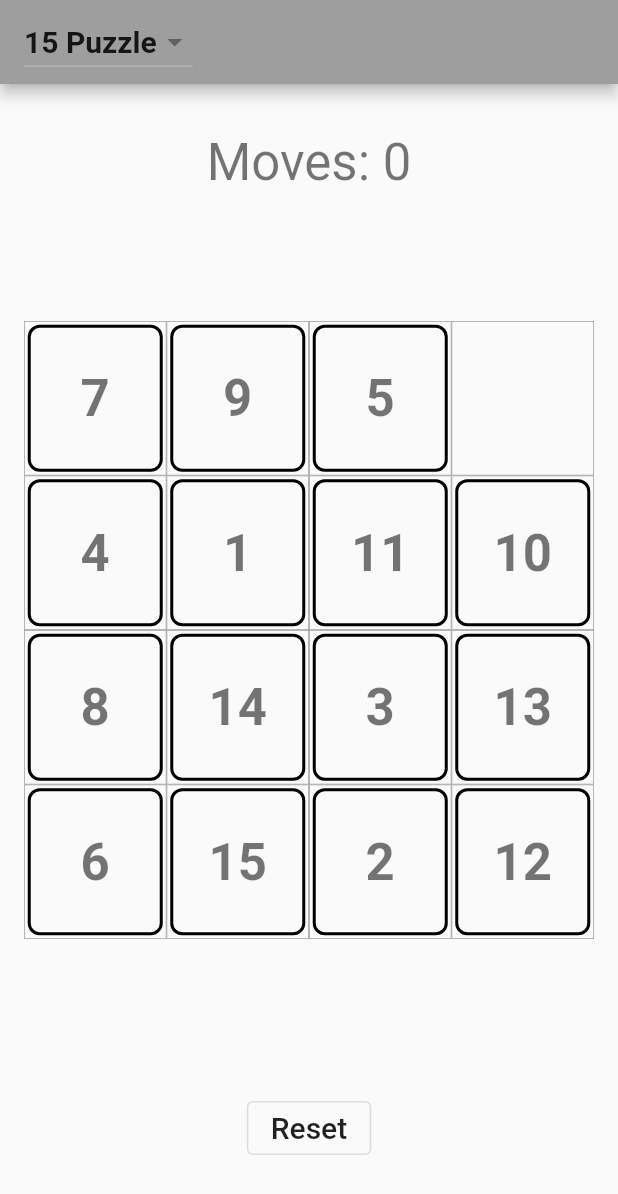
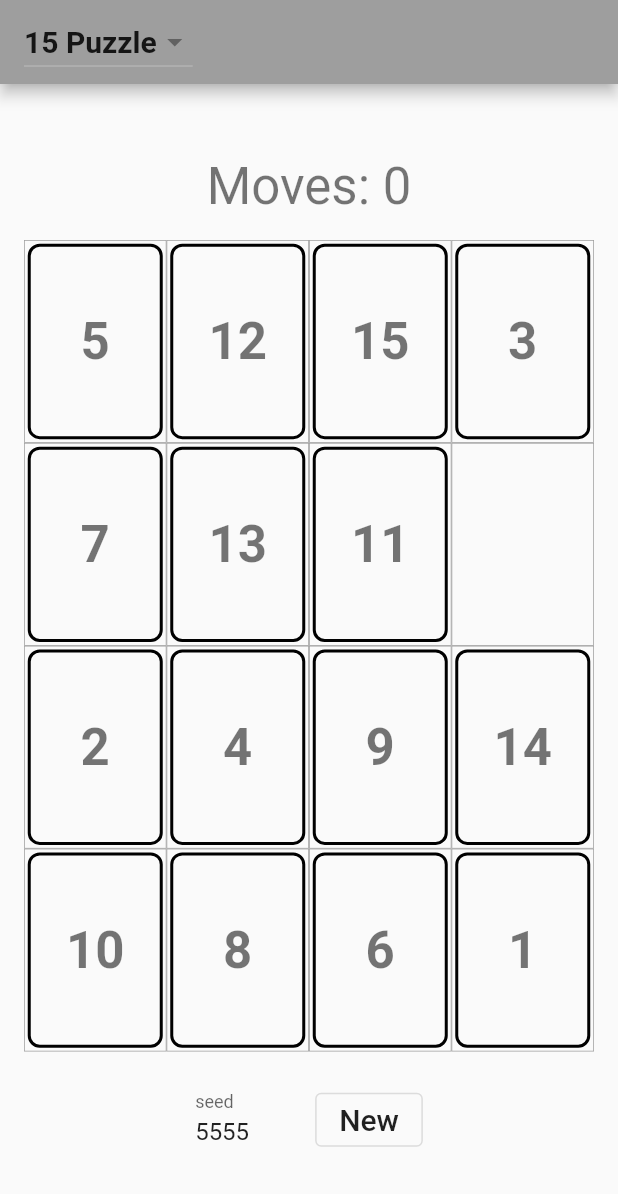
Before and after one commit to RyochanUedasan/fifteen_puzzle, a Flutter app: the screen it shows after launch, on a phone screen of 412 x 824 dp. Shown: the top 1194 px of the screen. Run offline on Flutter 3.47's test engine with Material 2 defaults, Android fonts, the phone set to English and light mode, and no system bars.

Commit message:
Allows reproduction of game situations (#10)

```diff
--- a/lib/game.dart
+++ b/lib/game.dart
@@ -1,17 +1,21 @@
+import 'dart:math';
+
 import 'package:collection/collection.dart';
 import 'tile.dart';
 
 class Game {
   static const availableGridSizes = [3, 4];
   final int gridSize;
+  final int? seed;
   final List<Tile> tiles;
   int moveCount = 0;
 
-  Game({this.gridSize = 4}) : tiles = generateShuffledTiles(gridSize);
+  Game({this.gridSize = 4, this.seed = 5555})
+      : tiles = generateShuffledTiles(gridSize, seed);
 
-  static List<Tile> generateShuffledTiles(int gridSize) {
+  static List<Tile> generateShuffledTiles(int gridSize, int? seed) {
     final tiles = List.generate(gridSize * gridSize, (i) => Tile(number: i));
-    tiles.shuffle();
+    tiles.shuffle(Random(seed));
     return tiles;
   }
 
--- a/lib/play.dart
+++ b/lib/play.dart
@@ -3,6 +3,7 @@ import 'dart:math' as math;
 import 'package:flutter/foundation.dart';
 import 'package:flutter/gestures.dart';
 import 'package:flutter/material.dart';
+import 'package:flutter/services.dart';
 import 'package:url_launcher/url_launcher.dart';
 
 import 'grid.dart';
@@ -16,12 +17,20 @@ class Play extends StatefulWidget {
 }
 
 class _PlayState extends State<Play> {
+  late TextEditingController controller;
   late Game game;
 
   @override
   void initState() {
     super.initState();
     game = Game();
+    controller = TextEditingController(text: '5555');
+  }
+
+  @override
+  void dispose() {
+    controller.dispose();
+    super.dispose();
   }
 
   void onTileMoved(int from, int to) {
@@ -57,6 +66,45 @@ class _PlayState extends State<Play> {
     );
   }
 
+  Widget newGameForm() {
+    return Row(
+      mainAxisAlignment: MainAxisAlignment.center,
+      children: [
+        const Spacer(),
+        SizedBox(
+          width: 64,
+          child: TextField(
+            controller: controller,
+            keyboardType: TextInputType.number,
+            inputFormatters: [FilteringTextInputFormatter.digitsOnly],
+            maxLength: 5,
+            decoration: const InputDecoration(
+              border: InputBorder.none,
+              labelText: 'seed',
+              counterText: '',
+            ),
+          ),
+        ),
+        const SizedBox(width: 16),
+        OutlinedButton(
+          onPressed: () {
+            setState(() {
+              game = Game(
+                gridSize: game.gridSize,
+                seed: int.tryParse(controller.text),
+              );
+            });
+          },
+          child: Text(
+            "New",
+            style: Theme.of(context).textTheme.titleLarge,
+          ),
+        ),
+        const Spacer(),
+      ],
+    );
+  }
+
   @override
   Widget build(BuildContext context) {
     return Scaffold(
@@ -83,14 +131,14 @@ class _PlayState extends State<Play> {
               .toList(),
         ),
       ),
-      body: Column(
+      body: Padding(
+        padding: const EdgeInsets.all(16),
+        child: Column(
           children: [
             const SizedBox(height: 32),
             scoreBoard(),
+            const SizedBox(height: 16),
             Expanded(
-            child: Center(
-              child: Padding(
-                padding: const EdgeInsets.all(16),
               child: Builder(builder: (context) {
                 final mediaQuerySize = MediaQuery.of(context).size;
                 return Grid(
@@ -104,24 +152,11 @@ class _PlayState extends State<Play> {
                 );
               }),
             ),
-            ),
-          ),
-          Padding(
-            padding: const EdgeInsets.all(16),
-            child: OutlinedButton(
-              onPressed: () {
-                setState(() {
-                  game = Game();
-                });
-              },
-              child: Text(
-                "Reset",
-                style: Theme.of(context).textTheme.titleLarge,
-              ),
-            ),
-          ),
+            const SizedBox(height: 16),
+            newGameForm(),
             const SizedBox(height: 32),
           ],
+        ),
       ),
       bottomSheet: kIsWeb
           ? Container(
```
Lines whose indentation alone changed are shown as unchanged.
